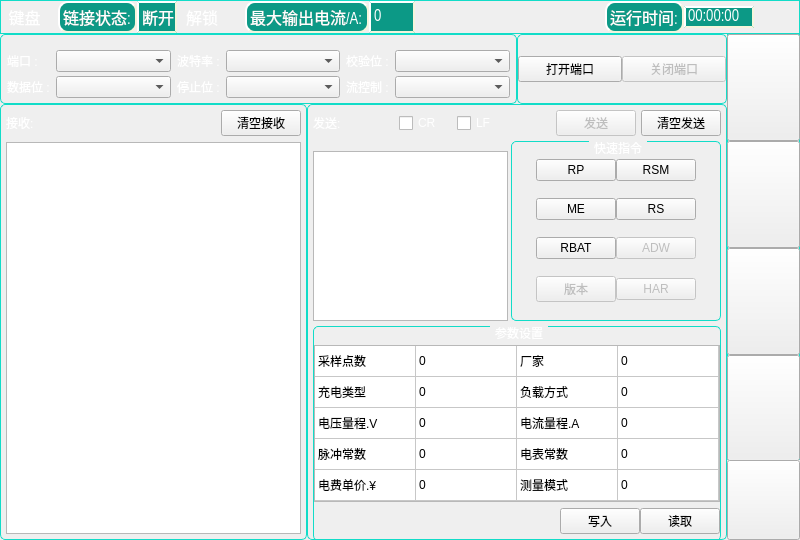
First picture: the form in mainwidget.ui, repository flimmy78/9-0-3, before the edit.
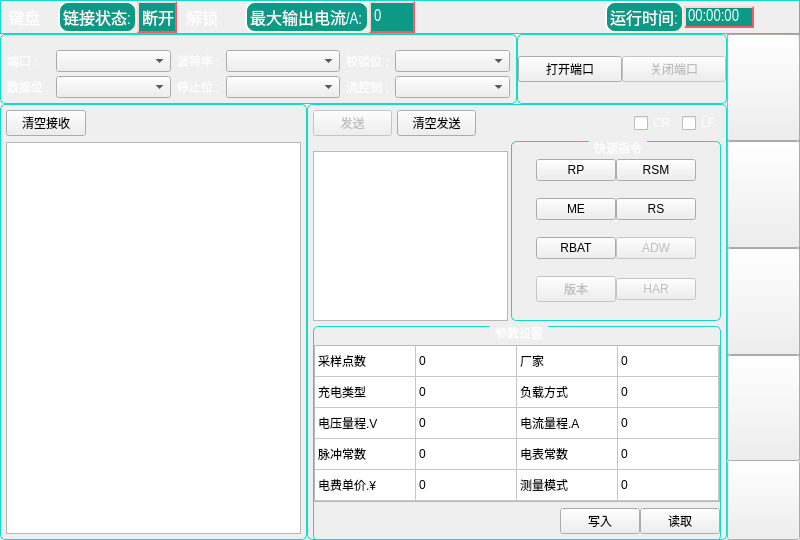
Second picture: the form after the edit. The open tabs and pages were chosen to show the change. Icons and pictures are not drawn. Custom widgets are drawn as their Qt base class.

```diff
--- a/mainwidget.ui
+++ b/mainwidget.ui
@@ -155,7 +155,7 @@
         <property name="styleSheet">
          <string notr="true">border-style: outset;
 border-width:2px;
-border-color: beige;
+border-color: rgb(255, 87, 104);;
 color: rgb(255, 255, 255);
 background-color: rgba(12, 153, 134, 255);</string>
         </property>
@@ -289,7 +289,7 @@
         <property name="styleSheet">
          <string notr="true">border-style: outset;
 border-width:2px;
-border-color: beige;
+border-color: rgb(255, 87, 104);;
 color: rgb(255, 255, 255);
 background-color: rgba(12, 153, 134, 255);</string>
         </property>
@@ -418,7 +418,7 @@
         <property name="styleSheet">
          <string notr="true">border-style: outset;
 border-width:2px;
-border-color: beige;
+border-color: rgb(255, 87, 104);
 color: rgb(255, 255, 255);
 background-color: rgba(12, 153, 134, 255);</string>
         </property>
@@ -2272,7 +2272,7 @@
             <property name="styleSheet">
              <string notr="true">border-style: outset;
 border-width:2px;
-border-color: beige;
+border-color: rgb(255, 87, 104);;
 color: rgb(255, 255, 255);
 background-color: rgba(12, 153, 134, 255);</string>
             </property>
@@ -3470,36 +3470,26 @@
             </property>
            </widget>
           </item>
-          <item row="0" column="3">
+          <item row="0" column="1">
+           <spacer name="horizontalSpacer_2">
+            <property name="orientation">
+             <enum>Qt::Horizontal</enum>
+            </property>
+            <property name="sizeHint" stdset="0">
+             <size>
+              <width>30</width>
+              <height>20</height>
+             </size>
+            </property>
+           </spacer>
+          </item>
+          <item row="0" column="0">
            <widget class="QPushButton" name="serPort_CleanRec_PsBtn">
             <property name="text">
              <string>清空接收</string>
             </property>
            </widget>
           </item>
-          <item row="0" column="1">
-           <spacer name="horizontalSpacer_2">
-            <property name="orientation">
-             <enum>Qt::Horizontal</enum>
-            </property>
-            <property name="sizeHint" stdset="0">
-             <size>
-              <width>30</width>
-              <height>20</height>
-             </size>
-            </property>
-           </spacer>
-          </item>
-          <item row="0" column="0">
-           <widget class="QLabel" name="label_3">
-            <property name="styleSheet">
-             <string notr="true">color: rgb(255, 255, 255);</string>
-            </property>
-            <property name="text">
-             <string>接收:</string>
-            </property>
-           </widget>
-          </item>
          </layout>
         </widget>
        </item>
@@ -3553,27 +3543,32 @@
           <property name="spacing">
            <number>5</number>
           </property>
-          <item row="0" column="1">
-           <widget class="QCheckBox" name="serPort_CR_CkBox">
-            <property name="styleSheet">
-             <string notr="true">color: rgb(255, 255, 255);</string>
+          <item row="1" column="0">
+           <widget class="QTextEdit" name="serPort_Send_TxEdit">
+            <property name="sizePolicy">
+             <sizepolicy hsizetype="Fixed" vsizetype="Minimum">
+              <horstretch>0</horstretch>
+              <verstretch>0</verstretch>
+             </sizepolicy>
             </property>
-            <property name="text">
-             <string>CR</string>
+            <property name="minimumSize">
+             <size>
+              <width>195</width>
+              <height>170</height>
+             </size>
             </property>
-           </widget>
-          </item>
-          <item row="0" column="4">
-           <widget class="QCheckBox" name="serPort_LF_CkBox">
-            <property name="styleSheet">
-             <string notr="true">color: rgb(255, 255, 255);</string>
+            <property name="maximumSize">
+             <size>
+              <width>195</width>
+              <height>160</height>
+             </size>
             </property>
-            <property name="text">
-             <string>LF</string>
+            <property name="readOnly">
+             <bool>false</bool>
             </property>
            </widget>
           </item>
-          <item row="5" column="0" colspan="13">
+          <item row="5" column="0" colspan="14">
            <widget class="QGroupBox" name="serPort_SP_GpBox">
             <property name="sizePolicy">
              <sizepolicy hsizetype="Expanding" vsizetype="Preferred">
@@ -3844,65 +3839,7 @@
             </layout>
            </widget>
           </item>
-          <item row="0" column="12">
-           <widget class="QPushButton" name="serPort_CleanSend_PsBtn">
-            <property name="text">
-             <string>清空发送</string>
-            </property>
-           </widget>
-          </item>
-          <item row="0" column="0">
-           <widget class="QLabel" name="label_5">
-            <property name="sizePolicy">
-             <sizepolicy hsizetype="Fixed" vsizetype="Preferred">
-              <horstretch>0</horstretch>
-              <verstretch>0</verstretch>
-             </sizepolicy>
-            </property>
-            <property name="styleSheet">
-             <string notr="true">color: rgb(255, 255, 255);</string>
-            </property>
-            <property name="text">
-             <string>发送:</string>
-            </property>
-           </widget>
-          </item>
-          <item row="0" column="11">
-           <widget class="QPushButton" name="serPort_Send_PsBtn">
-            <property name="enabled">
-             <bool>false</bool>
-            </property>
-            <property name="text">
-             <string>发送</string>
-            </property>
-           </widget>
-          </item>
-          <item row="1" column="0">
-           <widget class="QTextEdit" name="serPort_Send_TxEdit">
-            <property name="sizePolicy">
-             <sizepolicy hsizetype="Fixed" vsizetype="Minimum">
-              <horstretch>0</horstretch>
-              <verstretch>0</verstretch>
-             </sizepolicy>
-            </property>
-            <property name="minimumSize">
-             <size>
-              <width>195</width>
-              <height>170</height>
-             </size>
-            </property>
-            <property name="maximumSize">
-             <size>
-              <width>195</width>
-              <height>160</height>
-             </size>
-            </property>
-            <property name="readOnly">
-             <bool>false</bool>
-            </property>
-           </widget>
-          </item>
-          <item row="1" column="7" colspan="6">
+          <item row="1" column="8" colspan="6">
            <widget class="QGroupBox" name="serPort_shortcut_GpBox">
             <property name="sizePolicy">
              <sizepolicy hsizetype="Fixed" vsizetype="Fixed">
@@ -4050,6 +3987,43 @@
             </layout>
            </widget>
           </item>
+          <item row="0" column="0">
+           <widget class="QPushButton" name="serPort_Send_PsBtn">
+            <property name="enabled">
+             <bool>false</bool>
+            </property>
+            <property name="text">
+             <string>发送</string>
+            </property>
+           </widget>
+          </item>
+          <item row="0" column="1">
+           <widget class="QPushButton" name="serPort_CleanSend_PsBtn">
+            <property name="text">
+             <string>清空发送</string>
+            </property>
+           </widget>
+          </item>
+          <item row="0" column="13">
+           <widget class="QCheckBox" name="serPort_LF_CkBox">
+            <property name="styleSheet">
+             <string notr="true">color: rgb(255, 255, 255);</string>
+            </property>
+            <property name="text">
+             <string>LF</string>
+            </property>
+           </widget>
+          </item>
+          <item row="0" column="12">
+           <widget class="QCheckBox" name="serPort_CR_CkBox">
+            <property name="styleSheet">
+             <string notr="true">color: rgb(255, 255, 255);</string>
+            </property>
+            <property name="text">
+             <string>CR</string>
+            </property>
+           </widget>
+          </item>
          </layout>
         </widget>
        </item>
```
